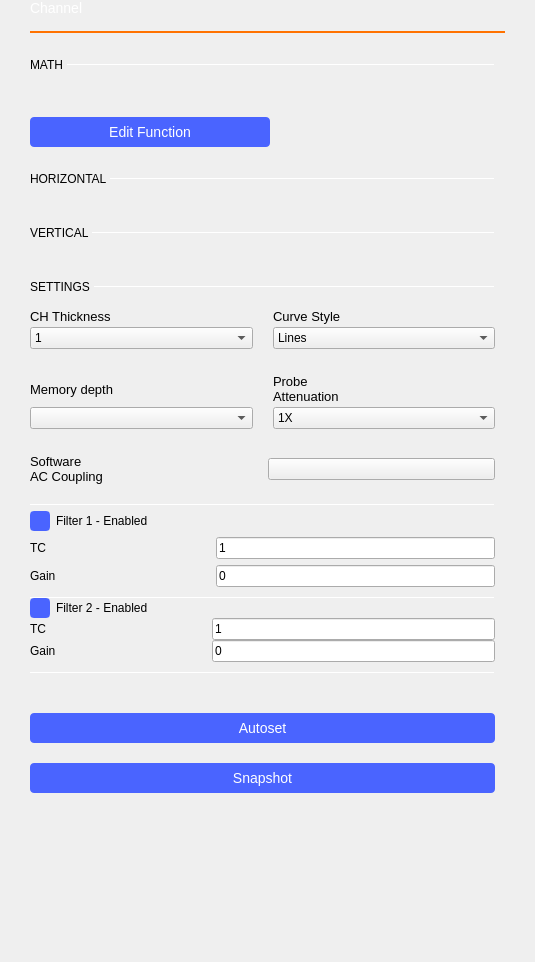
This is ui/channel_settings.ui in analogdevicesinc/scopy as Qt 5 draws it before an edit. The edited form follows.
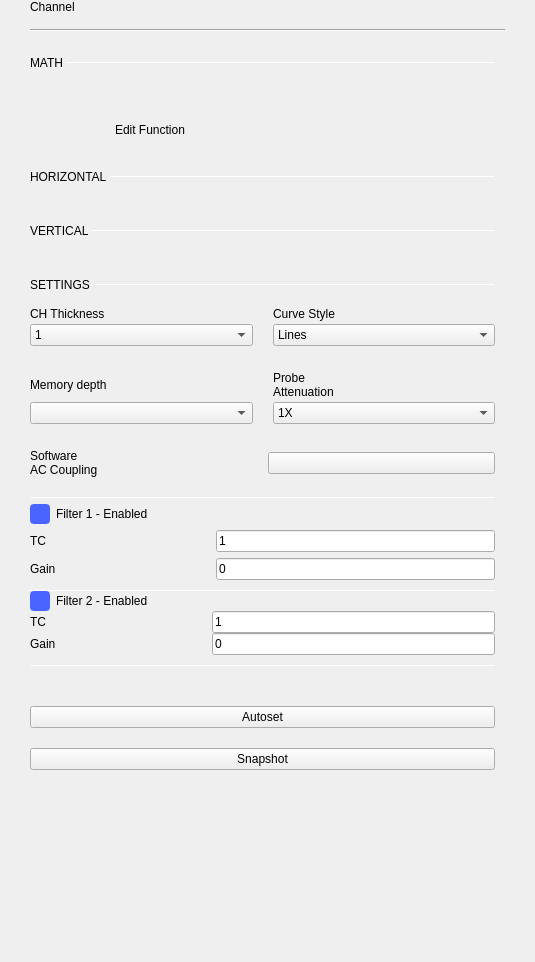
This is the edited form. Custom widgets are drawn as their Qt base class.

Patch:
```diff
--- a/ui/channel_settings.ui
+++ b/ui/channel_settings.ui
@@ -34,12 +34,6 @@
        <verstretch>0</verstretch>
       </sizepolicy>
      </property>
-     <property name="styleSheet">
-      <string notr="true">color: white;
-font-size: 14px;
-font-weight: normal;
-</string>
-     </property>
      <property name="text">
       <string>Channel</string>
      </property>
@@ -76,7 +70,7 @@
       </size>
      </property>
      <property name="styleSheet">
-      <string notr="true">border: 2px solid #ff7200</string>
+      <string notr="true"/>
      </property>
      <property name="orientation">
       <enum>Qt::Horizontal</enum>
@@ -311,31 +305,13 @@
                </size>
               </property>
               <property name="styleSheet">
-               <string notr="true">QPushButton {
+               <string notr="true">QPushButton{
   min-height: 30px;
   max-height: 30px;
   min-width: 240px;
   max-width: 240px;
 
   border: 0px;
-  border-radius: 4px;
-
-  background-color: #4a64ff;
-  color: #ffffff;
-
-  font-size: 14px;
-}
-
-QPushButton:pressed {
-  background-color: #2a44df;
-}
-
-QPushButton:disabled {
-  background-color:  #727273;
-}
-
-QPushButton:hover {
-	background-color: #4a34ff;
 }</string>
               </property>
               <property name="text">
@@ -672,9 +648,6 @@
            </property>
            <item>
             <widget class="QLabel" name="lblLineWidth">
-             <property name="styleSheet">
-              <string notr="true">font-size: 13px;</string>
-             </property>
              <property name="text">
               <string>CH Thickness</string>
              </property>
@@ -752,9 +725,6 @@
            </property>
            <item>
             <widget class="QLabel" name="label_3">
-             <property name="styleSheet">
-              <string notr="true">font-size: 13px;</string>
-             </property>
              <property name="text">
               <string>Memory depth</string>
              </property>
@@ -775,9 +745,6 @@
            </property>
            <item>
             <widget class="QLabel" name="label_4">
-             <property name="styleSheet">
-              <string notr="true">font-size: 13px;</string>
-             </property>
              <property name="text">
               <string>Curve Style</string>
              </property>
@@ -845,9 +812,6 @@
               </property>
               <item>
                <widget class="QLabel" name="probe_label">
-                <property name="styleSheet">
-                 <string notr="true">font-size: 13px;</string>
-                </property>
                 <property name="text">
                  <string>Probe
 Attenuation</string>
@@ -914,9 +878,6 @@
           </property>
           <item>
            <widget class="QLabel" name="label_2">
-            <property name="styleSheet">
-             <string notr="true">font-size: 13px;</string>
-            </property>
             <property name="text">
              <string>Software 
 AC Coupling</string>
@@ -1309,32 +1270,7 @@
           <bool>true</bool>
          </property>
          <property name="styleSheet">
-          <string notr="true">QPushButton{
-  width: 175px;
-  height: 30px;
-  border-radius: 4px;
-  background-color: #4a64ff;
-  
-  font-size: 14px;
-  font-weight: normal;
-  font-style: normal;
-  text-align: center;
-  color: #ffffff;
-}
-
-
-QPushButton:disabled {
-  background-color: grey;
-  color:white;
-}
-
-QPushButton:pressed {
-  background-color: #2a44df;
-}
-
-QPushButton:hover {
-	background-color: #4a34ff;
-}</string>
+          <string notr="true"/>
          </property>
          <property name="text">
           <string>Autoset</string>
@@ -1360,32 +1296,7 @@
        <item>
         <widget class="QPushButton" name="snapshotBtn">
          <property name="styleSheet">
-          <string notr="true">QPushButton{
-  width: 175px;
-  height: 30px;
-  border-radius: 4px;
-  background-color: #4a64ff;
-  
-  font-size: 14px;
-  font-weight: normal;
-  font-style: normal;
-  text-align: center;
-  color: #ffffff;
-}
-
-
-QPushButton:disabled {
-  background-color: grey;
-  color:white;
-}
-
-QPushButton:pressed {
-  background-color: #2a44df;
-}
-
-QPushButton:hover {
-	background-color: #4a34ff;
-}</string>
+          <string notr="true"/>
          </property>
          <property name="text">
           <string>Snapshot</string>
```
Left out of the diff: 21 changed lines with no effect on the pictures.
